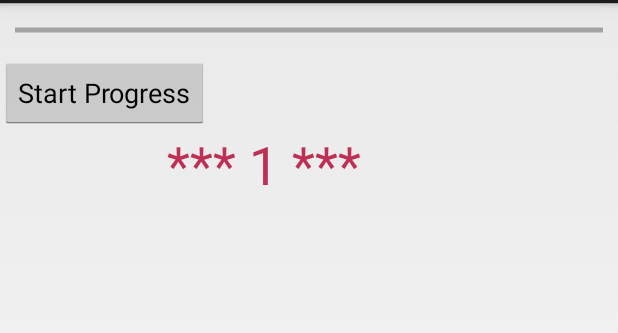
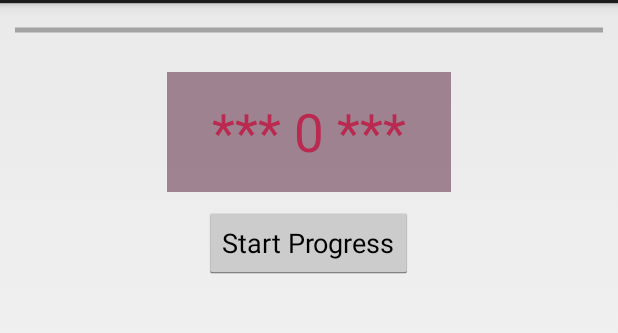
Before and after one commit to maxsteel25ft/AsyncTask, an Android app: the screen it shows after launch (MyActivity), after a tap on "Start Progress", on a phone screen of 412 x 824 dp, the part 69-402 px from its top. Run offline under Robolectric (Android 15) with nearby library versions, the phone set to English and light mode, and no system bars.

Commit message:
Ajuste de variables

```diff
--- a/app/src/main/java/com/example/julio/asynctask/MyActivity.java
+++ b/app/src/main/java/com/example/julio/asynctask/MyActivity.java
@@ -7,20 +7,26 @@ import android.util.Log;
 import android.view.Menu;
 import android.view.MenuItem;
 import android.view.View;
+import android.view.View.OnClickListener;
 import android.widget.Button;
 import android.widget.TextView;
-import android.view.View.OnClickListener;
+
+/*
+*	Modificado de un original obtenido desde la Internet
+*	Septiembre 28, 2014
+*	New York
+*/
 
 
 public class MyActivity extends Activity implements OnClickListener {
-		public int contador;
+		public int contador = 0;
 		Button btn;
 
 		@Override
 		public void onCreate(Bundle savedInstanceState) {
 			super.onCreate(savedInstanceState);
 			setContentView(R.layout.activity_my);
-			btn = (Button) findViewById(R.id.button1);
+			btn = (Button) findViewById(R.id.boton);
 			// because we implement OnClickListener we only have to pass "this"
 			// (much easier)
 			btn.setOnClickListener(this);
@@ -30,7 +36,7 @@ public class MyActivity extends Activity implements OnClickListener {
 		public void onClick(View view) {
 			// detect the view that was "clicked"
 			switch (view.getId()) {
-				case R.id.button1:
+				case R.id.boton:
 					new LongOperation().execute("");
 					contador ++;
 					break;
--- a/app/src/main/res/layout/activity_my.xml
+++ b/app/src/main/res/layout/activity_my.xml
@@ -3,6 +3,7 @@
               android:layout_width="fill_parent"
               android:layout_height="fill_parent"
               android:orientation="vertical" >
+
     <ProgressBar
         android:id="@+id/progressBar"
         style="?android:attr/progressBarStyleHorizontal"
@@ -12,18 +13,24 @@
         android:max="10"
         android:padding="10dip">
     </ProgressBar>
-    <Button
-        android:id="@+id/button1"
-        android:layout_width="wrap_content"
-        android:layout_height="wrap_content"
-        android:text="Start Progress" >
-    </Button>
+
     <TextView android:id="@+id/output"
               android:layout_width="189dp"
               android:layout_height="80dp"
-              android:text="Replace"
+              android:text="*** 0 ***"
               android:textColor="#f4bb264d"
               android:layout_gravity="center_horizontal"
               android:textAlignment="center"
-              android:textSize="35sp"/>
+              android:textSize="35sp"
+              android:background="#9164344c"
+              android:layout_margin="10dp"
+              android:gravity="center_vertical|center_horizontal"/>
+
+    <Button
+        android:id="@+id/boton"
+        android:layout_width="wrap_content"
+        android:layout_height="wrap_content"
+        android:text="Start Progress"
+        android:layout_gravity="center_horizontal">
+    </Button>
 </LinearLayout>
```
